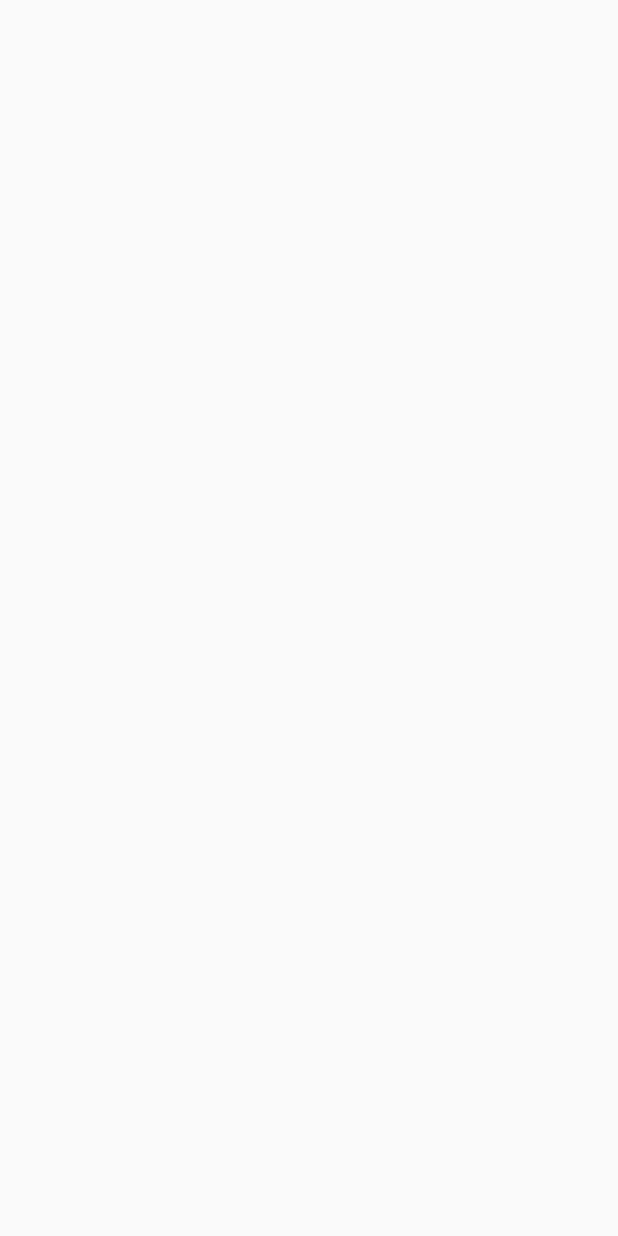
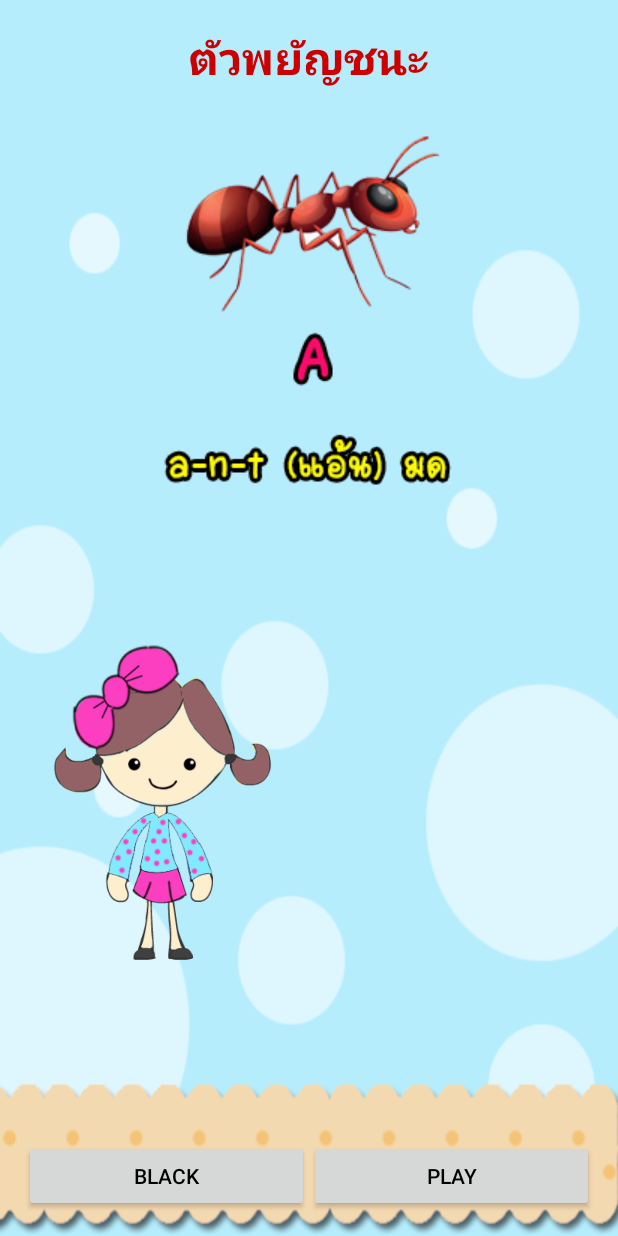
Before and after one commit to masterUNG/Einglish-for-kids2_11jan, an Android app: the NumberActivity screen opened directly, with no data from a screen before it, on a phone screen of 412 x 824 dp. Before the commit the screen is empty. Run offline under Robolectric (Android 15) with nearby library versions, the phone set to English and light mode, and no system bars.

Commit message:
Create Number OK

```diff
--- a/app/src/main/java/rtc/warali/jatuporn/einglishforkids/NumberActivity.java
+++ b/app/src/main/java/rtc/warali/jatuporn/einglishforkids/NumberActivity.java
@@ -1,13 +1,119 @@
 package rtc.warali.jatuporn.einglishforkids;
 
+import android.content.Intent;
+import android.media.MediaPlayer;
 import android.support.v7.app.AppCompatActivity;
 import android.os.Bundle;
+import android.util.Log;
+import android.view.View;
+import android.widget.Button;
+import android.widget.ImageView;
+import android.widget.TextView;
 
 public class NumberActivity extends AppCompatActivity {
 
+
+
+    // Explicit
+    private TextView textView;
+    private int anInt,timesAnInt = 0;
+    private String[] titleStrings = new String[]{"ตัวพยัญชนะ", "ตัวเลข"};
+    private ImageView imageView;
+    private Button backButton, playButton;
+
+    private int[] soundInts = new int[]{R.raw.aa,R.raw.bb,R.raw.cc,
+            R.raw.dd, R.raw.ee,R.raw.ff,R.raw.gg,R.raw.hh,R.raw.ii,
+            R.raw.jj, R.raw.kk,R.raw.ll,R.raw.mm,R.raw.nn,R.raw.oo,
+            R.raw.pp, R.raw.qq,R.raw.rr,R.raw.ss,R.raw.tt,R.raw.uu,
+            R.raw.vv, R.raw.ww,R.raw.xx,R.raw.yy,R.raw.zz};
+
+    private int[] imageInts = new int[]{R.drawable.a, R.drawable.b,
+            R.drawable.c,R.drawable.d,R.drawable.e,R.drawable.f,
+            R.drawable.g,R.drawable.h,R.drawable.i,R.drawable.j,
+            R.drawable.k,R.drawable.l,R.drawable.m,R.drawable.n,
+            R.drawable.o,R.drawable.p,R.drawable.q,R.drawable.r,
+            R.drawable.s,R.drawable.t,R.drawable.u,R.drawable.v,
+            R.drawable.w,R.drawable.x,R.drawable.y,R.drawable.z};
+
+    private MediaPlayer mediaPlayer;
+
+
     @Override
+
     protected void onCreate(Bundle savedInstanceState) {
         super.onCreate(savedInstanceState);
-        setContentView(R.layout.activity_number);
+        setContentView(R.layout.activity_contant);
+
+        //Bind Widget
+        textView = (TextView) findViewById(R.id.textView2);
+        imageView = (ImageView) findViewById(R.id.imageView3);
+        backButton = (Button) findViewById(R.id.button);
+        playButton = (Button) findViewById(R.id.button2);
+
+
+        //Show Text
+        anInt = getIntent().getIntExtra("Index", 0);
+        textView.setText(titleStrings[anInt]);
+        //sound Effect
+        soundEffect(timesAnInt);
+
+        //Button Controller
+        backButton.setOnClickListener(new View.OnClickListener() {
+            @Override
+            public void onClick(View v) {
+                mediaPlayer.stop();
+                finish();
+            }
+        });
+        playButton.setOnClickListener(new View.OnClickListener() {
+            @Override
+            public void onClick(View v) {
+
+                mediaPlayer.stop();
+
+                Intent intent = new Intent(NumberActivity.this, TestActivity.class);
+                intent.putExtra("Times", timesAnInt);
+                timesAnInt += 1;
+
+
+
+                startActivity(intent);
+            }
+        });
+
+    }// Main Method
+
+
+
+
+    @Override
+    protected void onRestart() {
+        super.onRestart();
+
+        Log.d("engV1", "Timess ==> " + timesAnInt);
+
+        changeImage();
+
+        soundEffect(timesAnInt);
+
     }
-}
+
+    private void changeImage() {
+
+        imageView.setImageResource(imageInts[timesAnInt]);
+    }
+
+
+    private void soundEffect(int index) {
+        mediaPlayer = MediaPlayer.create(getBaseContext(), soundInts[index]);
+        mediaPlayer.start();
+
+        mediaPlayer.setOnCompletionListener(new MediaPlayer.OnCompletionListener() {
+            @Override
+            public void onCompletion(MediaPlayer mp) {
+                mediaPlayer.release();
+            }
+        });
+    }
+
+}// Main Class
```
